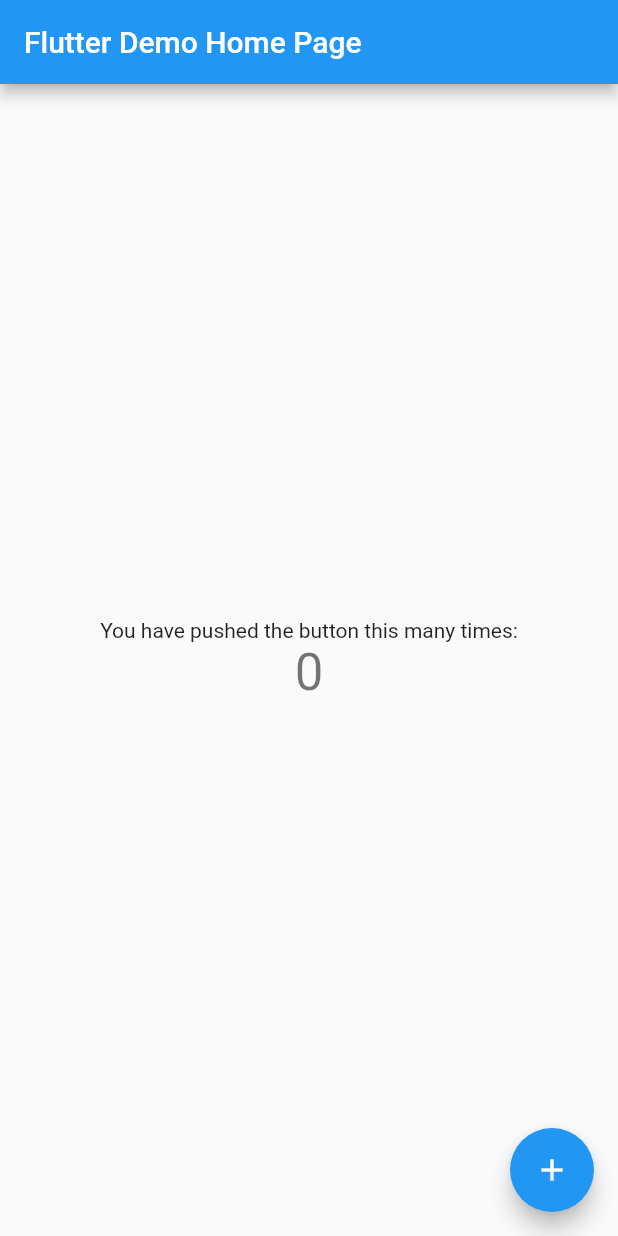
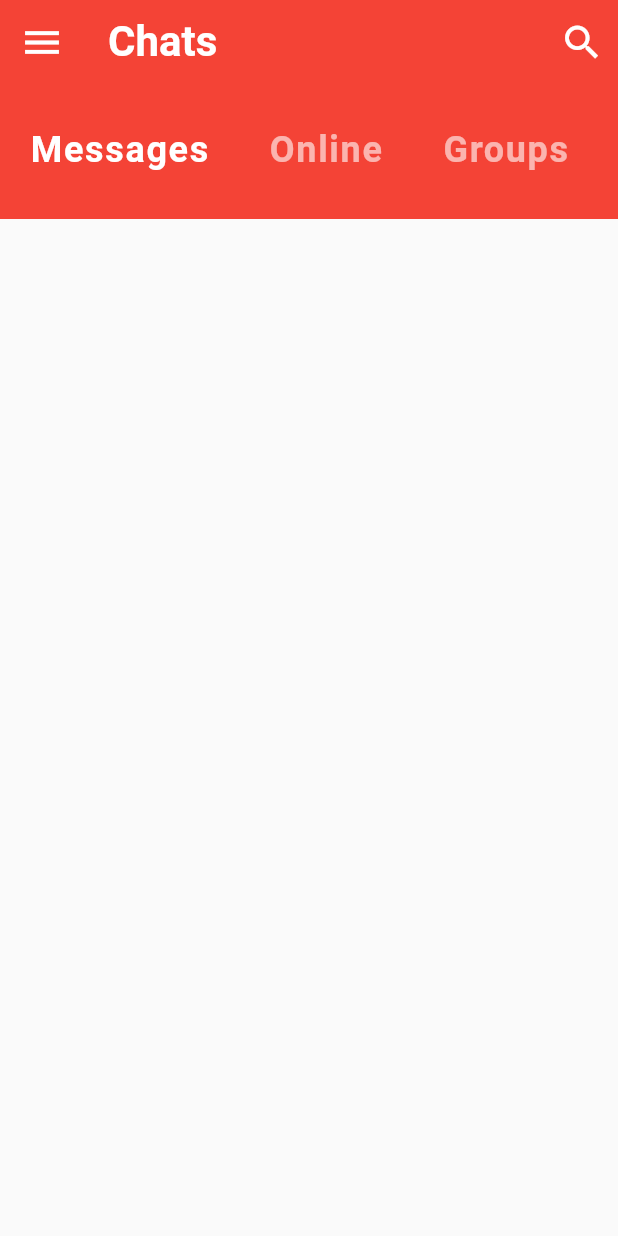
Before and after one commit to dpux/flutterchat, a Flutter app: the screen it shows after launch, on a phone screen of 412 x 824 dp. Run offline on Flutter 3.47's test engine with Material 2 defaults, Android fonts, the phone set to English and light mode, and no system bars.

Commit message:
nav bar and category selector

```diff
--- a/lib/main.dart
+++ b/lib/main.dart
@@ -1,3 +1,4 @@
+import 'package:chat/screens/home_screen.dart';
 import 'package:flutter/material.dart';
 
 void main() => runApp(MyApp());
@@ -7,105 +8,13 @@ class MyApp extends StatelessWidget {
   @override
   Widget build(BuildContext context) {
     return MaterialApp(
-      title: 'Flutter Demo',
+      title: 'Flutter Chat UI',
+      debugShowCheckedModeBanner: false,
       theme: ThemeData(
-        // This is the theme of your application.
-        //
-        // Try running your application with "flutter run". You'll see the
-        // application has a blue toolbar. Then, without quitting the app, try
-        // changing the primarySwatch below to Colors.green and then invoke
-        // "hot reload" (press "r" in the console where you ran "flutter run",
-        // or simply save your changes to "hot reload" in a Flutter IDE).
-        // Notice that the counter didn't reset back to zero; the application
-        // is not restarted.
-        primarySwatch: Colors.blue,
+        primaryColor: Colors.red,
+        accentColor: Color(0xFFFEF9EB)
       ),
-      home: MyHomePage(title: 'Flutter Demo Home Page'),
+      home: HomeScreen(),
     );
   }
 }
-
-class MyHomePage extends StatefulWidget {
-  MyHomePage({Key key, this.title}) : super(key: key);
-
-  // This widget is the home page of your application. It is stateful, meaning
-  // that it has a State object (defined below) that contains fields that affect
-  // how it looks.
-
-  // This class is the configuration for the state. It holds the values (in this
-  // case the title) provided by the parent (in this case the App widget) and
-  // used by the build method of the State. Fields in a Widget subclass are
-  // always marked "final".
-
-  final String title;
-
-  @override
-  _MyHomePageState createState() => _MyHomePageState();
-}
-
-class _MyHomePageState extends State<MyHomePage> {
-  int _counter = 0;
-
-  void _incrementCounter() {
-    setState(() {
-      // This call to setState tells the Flutter framework that something has
-      // changed in this State, which causes it to rerun the build method below
-      // so that the display can reflect the updated values. If we changed
-      // _counter without calling setState(), then the build method would not be
-      // called again, and so nothing would appear to happen.
-      _counter++;
-    });
-  }
-
-  @override
-  Widget build(BuildContext context) {
-    // This method is rerun every time setState is called, for instance as done
-    // by the _incrementCounter method above.
-    //
-    // The Flutter framework has been optimized to make rerunning build methods
-    // fast, so that you can just rebuild anything that needs updating rather
-    // than having to individually change instances of widgets.
-    return Scaffold(
-      appBar: AppBar(
-        // Here we take the value from the MyHomePage object that was created by
-        // the App.build method, and use it to set our appbar title.
-        title: Text(widget.title),
-      ),
-      body: Center(
-        // Center is a layout widget. It takes a single child and positions it
-        // in the middle of the parent.
-        child: Column(
-          // Column is also a layout widget. It takes a list of children and
-          // arranges them vertically. By default, it sizes itself to fit its
-          // children horizontally, and tries to be as tall as its parent.
-          //
-          // Invoke "debug painting" (press "p" in the console, choose the
-          // "Toggle Debug Paint" action from the Flutter Inspector in Android
-          // Studio, or the "Toggle Debug Paint" command in Visual Studio Code)
-          // to see the wireframe for each widget.
-          //
-          // Column has various properties to control how it sizes itself and
-          // how it positions its children. Here we use mainAxisAlignment to
-          // center the children vertically; the main axis here is the vertical
-          // axis because Columns are vertical (the cross axis would be
-          // horizontal).
-          mainAxisAlignment: MainAxisAlignment.center,
-          children: <Widget>[
-            Text(
-              'You have pushed the button this many times:',
-            ),
-            Text(
-              '$_counter',
-              style: Theme.of(context).textTheme.display1,
-            ),
-          ],
-        ),
-      ),
-      floatingActionButton: FloatingActionButton(
-        onPressed: _incrementCounter,
-        tooltip: 'Increment',
-        child: Icon(Icons.add),
-      ), // This trailing comma makes auto-formatting nicer for build methods.
-    );
-  }
-}
--- /dev/null
+++ b/lib/screens/home_screen.dart
@@ -0,0 +1,44 @@
+import 'package:chat/widgets/category_selector.dart';
+import 'package:flutter/material.dart';
+
+class HomeScreen extends StatefulWidget {
+  @override
+  _HomeScreenState createState() => _HomeScreenState();
+}
+
+class _HomeScreenState extends State<HomeScreen> {
+  @override
+  Widget build(BuildContext context) {
+    return Scaffold(
+      appBar: AppBar(
+        leading: IconButton(
+          icon: Icon(Icons.menu),
+          iconSize: 30.0,
+          color: Colors.white,
+          onPressed: (){},
+        ),
+        title: Text(
+          'Chats',
+          style: TextStyle(
+            fontWeight: FontWeight.bold,
+            fontSize: 28.0
+          ),
+        ),
+        elevation: 0.0,
+        actions: <Widget>[
+          IconButton(
+            icon: Icon(Icons.search),
+            iconSize: 30.0,
+            color: Colors.white,
+            onPressed: (){},
+          ),
+        ],
+      ),
+      body: Column(
+        children: <Widget>[
+          CategorySelector()
+        ],
+      )
+    );
+  }
+}
--- /dev/null
+++ b/lib/widgets/category_selector.dart
@@ -0,0 +1,41 @@
+import 'package:flutter/material.dart';
+
+class CategorySelector extends StatefulWidget {
+  @override
+  _CategorySelectorState createState() => _CategorySelectorState();
+}
+
+class _CategorySelectorState extends State<CategorySelector> {
+  int selectedIndex = 0;
+  final List<String> categories = ['Messages', 'Online', 'Groups', 'Requests'];
+
+  @override
+  Widget build(BuildContext context) {
+    return Container(
+      height: 90.0,
+      color: Theme.of(context).primaryColor,
+      child: ListView.builder(
+          scrollDirection: Axis.horizontal,
+          itemCount: categories.length,
+          itemBuilder: (BuildContext context, int index) {
+            return GestureDetector(
+              onTap: () {
+                setState(() {
+                  selectedIndex = index;
+                });
+              },
+              child: Padding(
+                padding: const EdgeInsets.symmetric(horizontal: 20.0, vertical: 30.0),
+                child: Text(categories[index],
+                  style: TextStyle(
+                    color: index == selectedIndex ? Colors.white : Colors.white60,
+                    fontSize: 24.0,
+                    fontWeight: FontWeight.bold,
+                    letterSpacing: 1.1
+                  ),),
+              ),
+            );
+          }),
+    );
+  }
+}
```
